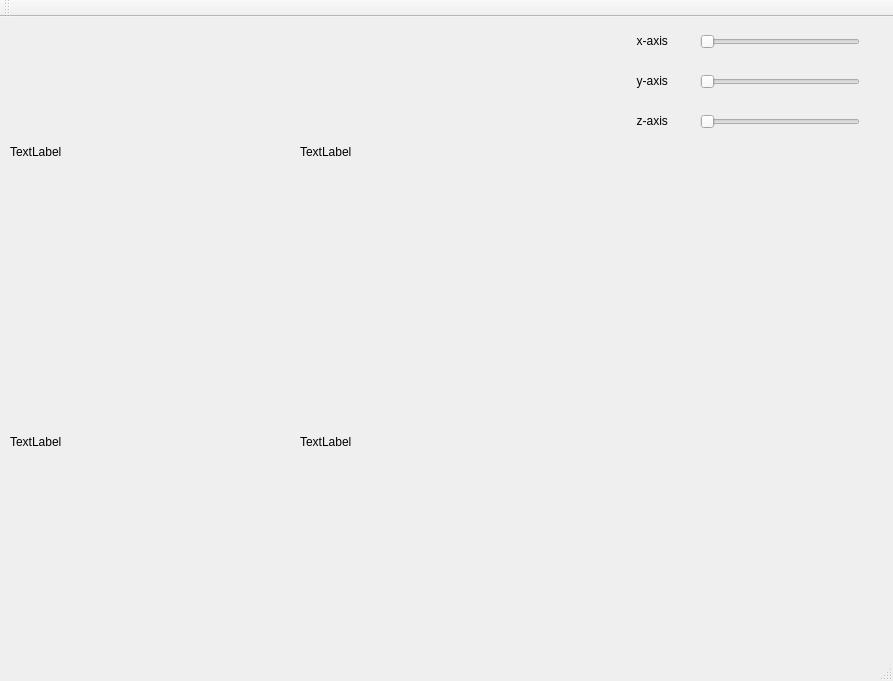
Old version of the form mainwindow.ui in the repository saranshiitd/CAD.
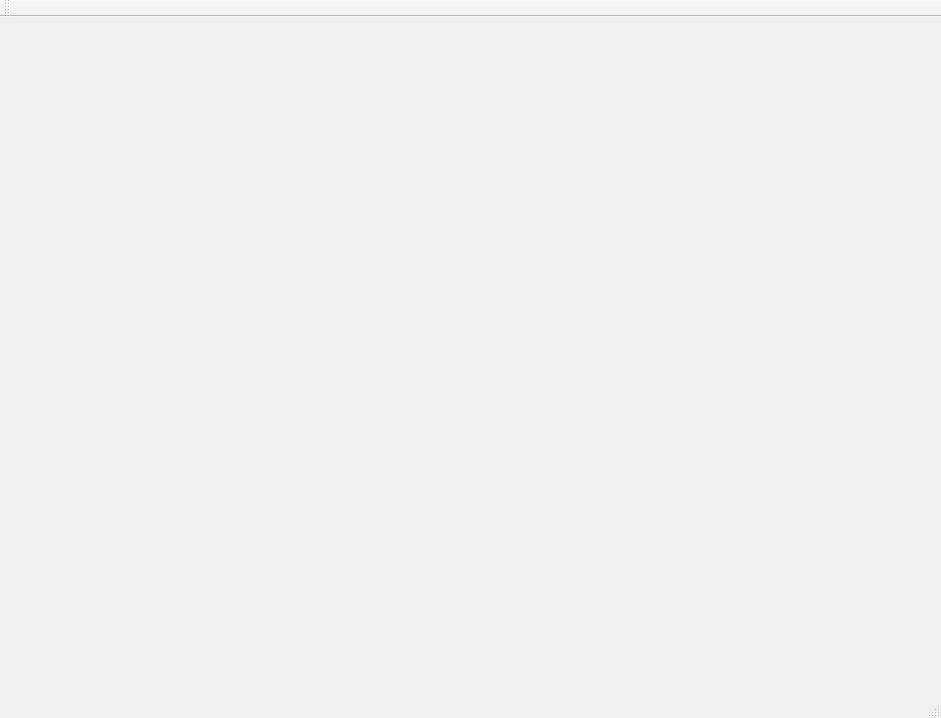
New version of the form.

```diff
--- a/mainwindow.ui
+++ b/mainwindow.ui
@@ -6,145 +6,14 @@
    <rect>
     <x>0</x>
     <y>0</y>
-    <width>893</width>
-    <height>681</height>
+    <width>941</width>
+    <height>718</height>
    </rect>
   </property>
   <property name="windowTitle">
    <string>MainWindow</string>
   </property>
-  <widget class="QWidget" name="centralWidget">
-   <widget class="QLabel" name="label">
-    <property name="geometry">
-     <rect>
-      <x>10</x>
-      <y>10</y>
-      <width>250</width>
-      <height>250</height>
-     </rect>
-    </property>
-    <property name="text">
-     <string>TextLabel</string>
-    </property>
-   </widget>
-   <widget class="QLabel" name="label_2">
-    <property name="geometry">
-     <rect>
-      <x>300</x>
-      <y>10</y>
-      <width>250</width>
-      <height>250</height>
-     </rect>
-    </property>
-    <property name="text">
-     <string>TextLabel</string>
-    </property>
-   </widget>
-   <widget class="QLabel" name="label_3">
-    <property name="geometry">
-     <rect>
-      <x>10</x>
-      <y>300</y>
-      <width>250</width>
-      <height>250</height>
-     </rect>
-    </property>
-    <property name="text">
-     <string>TextLabel</string>
-    </property>
-   </widget>
-   <widget class="QLabel" name="label_4">
-    <property name="geometry">
-     <rect>
-      <x>300</x>
-      <y>300</y>
-      <width>250</width>
-      <height>250</height>
-     </rect>
-    </property>
-    <property name="text">
-     <string>TextLabel</string>
-    </property>
-   </widget>
-   <widget class="QSlider" name="horizontalSlider">
-    <property name="geometry">
-     <rect>
-      <x>700</x>
-      <y>10</y>
-      <width>160</width>
-      <height>29</height>
-     </rect>
-    </property>
-    <property name="orientation">
-     <enum>Qt::Horizontal</enum>
-    </property>
-   </widget>
-   <widget class="QSlider" name="horizontalSlider_2">
-    <property name="geometry">
-     <rect>
-      <x>700</x>
-      <y>50</y>
-      <width>160</width>
-      <height>29</height>
-     </rect>
-    </property>
-    <property name="orientation">
-     <enum>Qt::Horizontal</enum>
-    </property>
-   </widget>
-   <widget class="QSlider" name="horizontalSlider_3">
-    <property name="geometry">
-     <rect>
-      <x>700</x>
-      <y>90</y>
-      <width>160</width>
-      <height>29</height>
-     </rect>
-    </property>
-    <property name="orientation">
-     <enum>Qt::Horizontal</enum>
-    </property>
-   </widget>
-   <widget class="QLabel" name="label_5">
-    <property name="geometry">
-     <rect>
-      <x>620</x>
-      <y>15</y>
-      <width>67</width>
-      <height>17</height>
-     </rect>
-    </property>
-    <property name="text">
-     <string>     x-axis</string>
-    </property>
-   </widget>
-   <widget class="QLabel" name="label_6">
-    <property name="geometry">
-     <rect>
-      <x>620</x>
-      <y>55</y>
-      <width>67</width>
-      <height>17</height>
-     </rect>
-    </property>
-    <property name="text">
-     <string>     y-axis</string>
-    </property>
-   </widget>
-   <widget class="QLabel" name="label_7">
-    <property name="geometry">
-     <rect>
-      <x>620</x>
-      <y>95</y>
-      <width>67</width>
-      <height>17</height>
-     </rect>
-    </property>
-    <property name="text">
-     <string>     z-axis</string>
-    </property>
-   </widget>
-  </widget>
+  <widget class="QWidget" name="centralWidget"/>
   <widget class="QMenuBar" name="menuBar">
    <property name="geometry">
     <rect>
```
Left out of the diff: 2 changed lines with no effect on the pictures.
